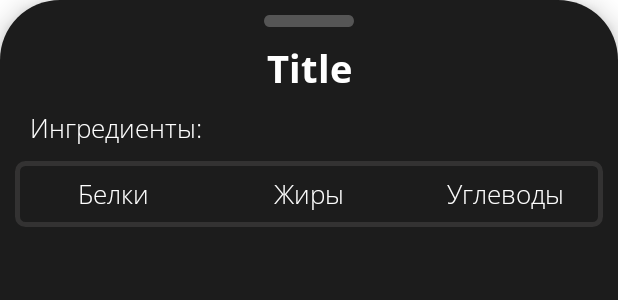
After one commit to overridelfg/FoodScanner-client, an Android app: the layout bottom_sheet_product_details.xml on its own in the app's theme, with its tools: preview values and no code run, on a phone screen of 412 x 824 dp. The commit adds this screen. Shown: the top 300 px of the screen. Run offline under Robolectric (Android 15) with nearby library versions, the phone set to English and light mode, and no system bars.

Commit message:
product details

```diff
--- a/app/src/main/java/kirillrychkov/foodscanner_client/app/data/network/ServerAPI.kt
+++ b/app/src/main/java/kirillrychkov/foodscanner_client/app/data/network/ServerAPI.kt
@@ -5,6 +5,7 @@ import retrofit2.http.Body
 import retrofit2.http.GET
 import retrofit2.http.Header
 import retrofit2.http.POST
+import retrofit2.http.Path
 
 
 interface ServerAPI {
@@ -26,6 +27,11 @@ interface ServerAPI {
     suspend fun getAllergens(
     ) : List<AllergenDTO>
 
+    @GET("products/details/{barcode}")
+    suspend fun getProductDetails(
+        @Path("barcode") barcode: Long
+    ) : ProductDTO
+
     @GET("restrictions/userRestrictions")
     suspend fun getUserRestrictions(
         @Header("Authorization") token: String
--- /dev/null
+++ b/app/src/main/java/kirillrychkov/foodscanner_client/app/data/network/models/ProductDetailsRequest.kt
@@ -0,0 +1,6 @@
+package kirillrychkov.foodscanner_client.app.data.network.models
+
+data class ProductDetailsRequest(
+    val Barcode: Long
+) {
+}
--- a/app/src/main/java/kirillrychkov/foodscanner_client/app/di/AppComponent.kt
+++ b/app/src/main/java/kirillrychkov/foodscanner_client/app/di/AppComponent.kt
@@ -3,10 +3,12 @@ package kirillrychkov.foodscanner_client.app.di
 import android.content.Context
 import dagger.BindsInstance
 import dagger.Component
+import kirillrychkov.foodscanner_client.app.domain.repository.ProductsRepository
 import kirillrychkov.foodscanner_client.app.presentation.FoodScannerApp
 import kirillrychkov.foodscanner_client.app.presentation.SplashActivity
 import kirillrychkov.foodscanner_client.app.presentation.auth.LoginFragment
 import kirillrychkov.foodscanner_client.app.presentation.auth.RegisterFragment
+import kirillrychkov.foodscanner_client.app.presentation.mainpage.barcodescan.BarcodeScannerFragment
 import kirillrychkov.foodscanner_client.app.presentation.mainpage.profile.AllergensListFragment
 import kirillrychkov.foodscanner_client.app.presentation.mainpage.profile.DietsListFragment
 import kirillrychkov.foodscanner_client.app.presentation.mainpage.profile.ProfileFragment
@@ -33,6 +35,10 @@ interface AppComponent{
 
     fun inject(chooseAllergensFragment: ChooseAllergensFragment)
 
+    fun inject(productsRepository: ProductsRepository)
+
+    fun inject(barcodeScannerFragment: BarcodeScannerFragment)
+
     fun inject(profileFragment: ProfileFragment)
 
     fun inject(dietsListFragment: DietsListFragment)
--- a/app/src/main/java/kirillrychkov/foodscanner_client/app/di/DataModule.kt
+++ b/app/src/main/java/kirillrychkov/foodscanner_client/app/di/DataModule.kt
@@ -4,8 +4,10 @@ import dagger.Binds
 import dagger.Module
 import kirillrychkov.foodscanner_client.app.data.repository.AuthRepositoryImpl
 import kirillrychkov.foodscanner_client.app.data.repository.ChooseRestrictionsRepositoryImpl
+import kirillrychkov.foodscanner_client.app.data.repository.ProductsRepositoryImpl
 import kirillrychkov.foodscanner_client.app.domain.repository.AuthRepository
 import kirillrychkov.foodscanner_client.app.domain.repository.ChooseRestrictionsRepository
+import kirillrychkov.foodscanner_client.app.domain.repository.ProductsRepository
 import javax.inject.Singleton
 
 @Module
@@ -18,4 +20,8 @@ abstract class DataModule {
     @Binds
     @Singleton
     abstract fun bindChooseRestrictionsRepository(impl: ChooseRestrictionsRepositoryImpl) : ChooseRestrictionsRepository
+
+    @Binds
+    @Singleton
+    abstract fun bindProductsRepository(impl: ProductsRepositoryImpl): ProductsRepository
 }
--- a/app/src/main/java/kirillrychkov/foodscanner_client/app/di/ViewModelModule.kt
+++ b/app/src/main/java/kirillrychkov/foodscanner_client/app/di/ViewModelModule.kt
@@ -5,6 +5,7 @@ import dagger.Binds
 import dagger.Module
 import dagger.multibindings.IntoMap
 import kirillrychkov.foodscanner_client.app.presentation.auth.AuthViewModel
+import kirillrychkov.foodscanner_client.app.presentation.mainpage.barcodescan.BarcodeScannerViewModel
 import kirillrychkov.foodscanner_client.app.presentation.mainpage.profile.ProfileViewModel
 import kirillrychkov.foodscanner_client.app.presentation.restrictions.ChooseRestrictionsViewModel
 
@@ -25,4 +26,9 @@ interface ViewModelModule {
     @IntoMap
     @ViewModelKey(ProfileViewModel::class)
     fun bindProfileViewModel(profileViewModel: ProfileViewModel) : ViewModel
+
+    @Binds
+    @IntoMap
+    @ViewModelKey(BarcodeScannerViewModel::class)
+    fun bindBarcodeScannerViewModel(barcodeScannerViewModel: BarcodeScannerViewModel) : ViewModel
 }
--- /dev/null
+++ b/app/src/main/res/drawable/background_bottom_sheet.xml
@@ -0,0 +1,8 @@
+<?xml version="1.0" encoding="utf-8"?>
+<shape xmlns:android="http://schemas.android.com/apk/res/android"
+    android:shape="rectangle">
+    <corners
+        android:topLeftRadius="40dp"
+        android:topRightRadius="40dp" />
+    <solid android:color="#1C1C1C" />
+</shape>
--- a/app/src/main/res/drawable/background_camera_boarders.xml
+++ b/app/src/main/res/drawable/background_organic_layout.xml
@@ -1,5 +1,5 @@
 <?xml version="1.0" encoding="utf-8"?>
 <shape xmlns:android="http://schemas.android.com/apk/res/android">
-    <stroke android:width="2dp" android:color="#FAFAFA"/>
-    <corners android:radius="2dp"/>
+    <stroke android:width="3dp" android:color="#333232"/>
+    <corners android:radius="5dp"/>
 </shape>
--- /dev/null
+++ b/app/src/main/res/drawable/ic_bottom_sheet.xml
@@ -0,0 +1,10 @@
+<?xml version="1.0" encoding="utf-8"?>
+<vector xmlns:android="http://schemas.android.com/apk/res/android"
+    android:width="62dp"
+    android:height="7dp"
+    android:viewportWidth="62"
+    android:viewportHeight="7">
+    <path
+        android:pathData="M3.5,0L58.5,0A3.5,3.5 0,0 1,62 3.5L62,3.5A3.5,3.5 0,0 1,58.5 7L3.5,7A3.5,3.5 0,0 1,0 3.5L0,3.5A3.5,3.5 0,0 1,3.5 0z"
+        android:fillColor="#555555"/>
+</vector>
--- /dev/null
+++ b/app/src/main/res/layout/bottom_sheet_product_details.xml
@@ -0,0 +1,105 @@
+<?xml version="1.0" encoding="utf-8"?>
+<androidx.constraintlayout.widget.ConstraintLayout xmlns:android="http://schemas.android.com/apk/res/android"
+    xmlns:app="http://schemas.android.com/apk/res-auto"
+    xmlns:tools="http://schemas.android.com/tools"
+    android:id="@+id/bottom_sheet_root"
+    android:layout_width="match_parent"
+    android:layout_height="match_parent"
+    android:background="@drawable/background_bottom_sheet"
+    android:elevation="10dp"
+    android:visibility="visible"
+    app:behavior_hideable="true"
+    app:layout_behavior="com.google.android.material.bottomsheet.BottomSheetBehavior">
+
+    <View
+        android:id="@+id/bottom_sheet_header"
+        android:layout_width="60dp"
+        android:layout_height="8dp"
+        android:layout_marginTop="10dp"
+        android:background="@drawable/ic_bottom_sheet"
+        app:layout_constraintEnd_toEndOf="parent"
+        app:layout_constraintStart_toStartOf="parent"
+        app:layout_constraintTop_toTopOf="parent" />
+
+        <TextView
+            android:id="@+id/tv_product_title"
+            android:layout_width="0dp"
+            android:layout_height="wrap_content"
+            android:layout_marginHorizontal="20dp"
+            android:layout_marginTop="10dp"
+            android:fontFamily="@font/open_sans_bold"
+            android:text="Title"
+            android:textAlignment="center"
+            android:textColor="@color/white"
+            android:textSize="25sp"
+            app:layout_constraintEnd_toEndOf="parent"
+            app:layout_constraintStart_toStartOf="parent"
+            app:layout_constraintTop_toBottomOf="@id/bottom_sheet_header" />
+
+        <TextView
+            android:id="@+id/tv_product_ingredients"
+            android:layout_width="0dp"
+            android:layout_height="wrap_content"
+            android:layout_marginHorizontal="20dp"
+            android:layout_marginTop="10dp"
+            android:fontFamily="@font/open_sans_light"
+            android:text="Ингредиенты: "
+            android:textColor="@color/white"
+            android:textSize="17sp"
+            app:layout_constraintEnd_toEndOf="parent"
+            app:layout_constraintStart_toStartOf="parent"
+            app:layout_constraintTop_toBottomOf="@id/tv_product_title" />
+
+        <androidx.constraintlayout.widget.ConstraintLayout
+            android:layout_width="match_parent"
+            android:layout_height="wrap_content"
+            android:layout_margin="10dp"
+            android:background="@drawable/background_organic_layout"
+            app:layout_constraintEnd_toEndOf="parent"
+            app:layout_constraintStart_toStartOf="parent"
+            app:layout_constraintTop_toBottomOf="@id/tv_product_ingredients">
+
+            <TextView
+                android:id="@+id/tv_proteins"
+                android:layout_width="0dp"
+                android:layout_height="wrap_content"
+                android:fontFamily="@font/open_sans_light"
+                android:padding="10dp"
+                android:text="Белки"
+                android:textAlignment="center"
+                android:textColor="@color/white"
+                android:textSize="17sp"
+                app:layout_constraintEnd_toStartOf="@id/tv_fats"
+                app:layout_constraintStart_toStartOf="parent"
+                app:layout_constraintTop_toTopOf="parent" />
+
+            <TextView
+                android:id="@+id/tv_fats"
+                android:layout_width="0dp"
+                android:layout_height="wrap_content"
+                android:fontFamily="@font/open_sans_light"
+                android:padding="10dp"
+                android:text="Жиры"
+                android:textAlignment="center"
+                android:textColor="@color/white"
+                android:textSize="17sp"
+                app:layout_constraintEnd_toStartOf="@id/tv_carbohydrates"
+                app:layout_constraintStart_toEndOf="@id/tv_proteins"
+                app:layout_constraintTop_toTopOf="parent" />
+
+            <TextView
+                android:id="@+id/tv_carbohydrates"
+                android:layout_width="0dp"
+                android:layout_height="wrap_content"
+                android:fontFamily="@font/open_sans_light"
+                android:padding="10dp"
+                android:text="Углеводы"
+                android:textAlignment="center"
+                android:textColor="@color/white"
+                android:textSize="17sp"
+                app:layout_constraintEnd_toEndOf="parent"
+                app:layout_constraintStart_toEndOf="@id/tv_fats"
+                app:layout_constraintTop_toTopOf="parent" />
+        </androidx.constraintlayout.widget.ConstraintLayout>
+
+</androidx.constraintlayout.widget.ConstraintLayout>
```
Also changed, not shown: app/src/main/java/kirillrychkov/foodscanner_client/app/data/network/models/ProductDTO.kt (+28 -7 lines), app/src/main/java/kirillrychkov/foodscanner_client/app/data/repository/ProductsRepositoryImpl.kt (added, +27 -0 lines), app/src/main/java/kirillrychkov/foodscanner_client/app/domain/entity/Product.kt (added, +15 -0 lines), app/src/main/java/kirillrychkov/foodscanner_client/app/domain/repository/ProductsRepository.kt (added, +8 -0 lines), app/src/main/java/kirillrychkov/foodscanner_client/app/domain/usecase/products/GetProductDetailsUseCase.kt (added, +14 -0 lines), app/src/main/java/kirillrychkov/foodscanner_client/app/presentation/SplashActivity.kt (+13 -12 lines), app/src/main/java/kirillrychkov/foodscanner_client/app/presentation/mainpage/barcodescan/BarcodeScannerFragment.kt (+67 -13 lines), app/src/main/java/kirillrychkov/foodscanner_client/app/presentation/mainpage/barcodescan/BarcodeScannerViewModel.kt (added, +31 -0 lines), app/src/main/res/layout/fragment_barcode_scanner.xml (+26 -11 lines).
